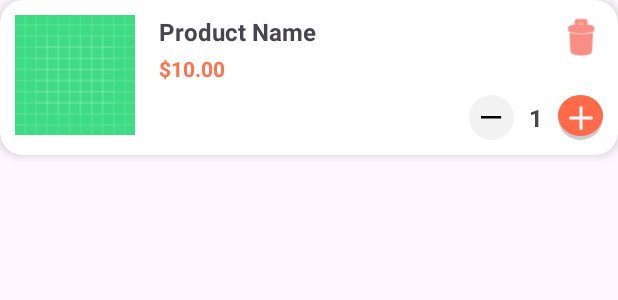
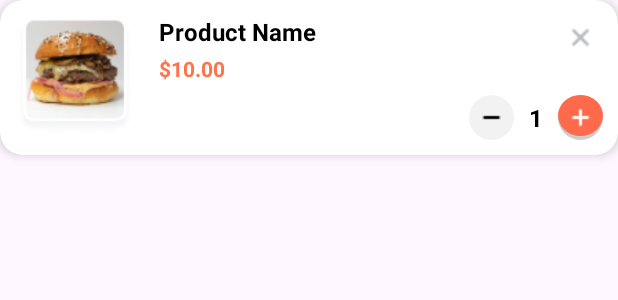
Before and after one commit to TranXuanTruong205/125LTTD01_GroupF4, an Android app: the layout item_cart_product.xml on its own in the app's theme, with its tools: preview values and no code run, on a phone screen of 412 x 824 dp. Shown: the top 300 px of the screen. Run offline under Robolectric (Android 15) with nearby library versions, the phone set to English and light mode, and no system bars.

Commit message:
Update item_cart_product.xml UI

```diff
--- a/DINERestaurant-App/app/src/main/res/layout/item_cart_product.xml
+++ b/DINERestaurant-App/app/src/main/res/layout/item_cart_product.xml
@@ -16,7 +16,8 @@
             android:id="@+id/ivProductImage"
             android:layout_width="80dp"
             android:layout_height="80dp"
-            android:src="@drawable/ic_launcher_background"
+            android:src="@drawable/hambogo"
+            android:scaleType="centerCrop"
             app:layout_constraintStart_toStartOf="parent"
             app:layout_constraintTop_toTopOf="parent" />
 
@@ -28,6 +29,7 @@
             android:text="Product Name"
             android:textSize="16sp"
             android:textStyle="bold"
+            android:textColor="#000000"
             app:layout_constraintEnd_toStartOf="@+id/btnDelete"
             app:layout_constraintStart_toEndOf="@+id/ivProductImage"
             app:layout_constraintTop_toTopOf="parent" />
@@ -43,15 +45,15 @@
             app:layout_constraintStart_toStartOf="@+id/tvProductName"
             app:layout_constraintTop_toBottomOf="@+id/tvProductName" />
 
+        <!-- Nút Xóa (Dùng hình 'x' của bạn) -->
         <ImageButton
             android:id="@+id/btnDelete"
             android:layout_width="30dp"
             android:layout_height="30dp"
             android:background="@android:color/transparent"
-            android:src="@android:drawable/ic_menu_delete"
+            android:src="@drawable/x"
             app:layout_constraintEnd_toEndOf="parent"
-            app:layout_constraintTop_toTopOf="parent"
-            app:tint="#F44336" />
+            app:layout_constraintTop_toTopOf="parent" />
 
         <LinearLayout
             android:layout_width="wrap_content"
@@ -63,14 +65,14 @@
             app:layout_constraintEnd_toEndOf="parent"
             app:layout_constraintTop_toBottomOf="@+id/tvProductPrice">
 
+            <!-- Nút Trừ (Dùng hình 'minus' của bạn) -->
             <ImageButton
                 android:id="@+id/btnMinus"
                 android:layout_width="30dp"
                 android:layout_height="30dp"
                 android:background="@drawable/bg_circle_gray"
-                android:src="@drawable/ic_minus"
+                android:src="@drawable/minus"
                 app:tint="@color/black" />
-                <!-- Lưu ý: Nếu chưa có drawable bg_circle_gray hoặc ic_minus thì dùng tạm hình mặc định -->
 
             <TextView
                 android:id="@+id/tvQuantity"
@@ -79,14 +81,16 @@
                 android:layout_marginHorizontal="10dp"
                 android:text="1"
                 android:textSize="16sp"
-                android:textStyle="bold" />
+                android:textStyle="bold"
+                android:textColor="#000000"/>
 
+            <!-- Nút Cộng (Dùng hình 'plus' của bạn) -->
             <ImageButton
                 android:id="@+id/btnPlus"
                 android:layout_width="30dp"
                 android:layout_height="30dp"
                 android:background="@drawable/bg_circle_orange"
-                android:src="@drawable/ic_plus"
+                android:src="@drawable/plus"
                 app:tint="@color/white" />
         </LinearLayout>
 
```
